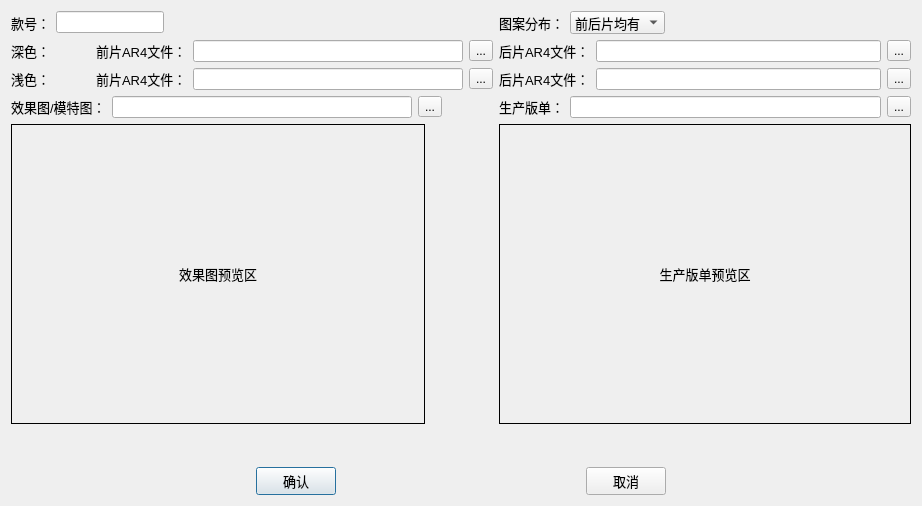
Qt form pages/dialog.ui (nizqleo/autoprint) before a commit.
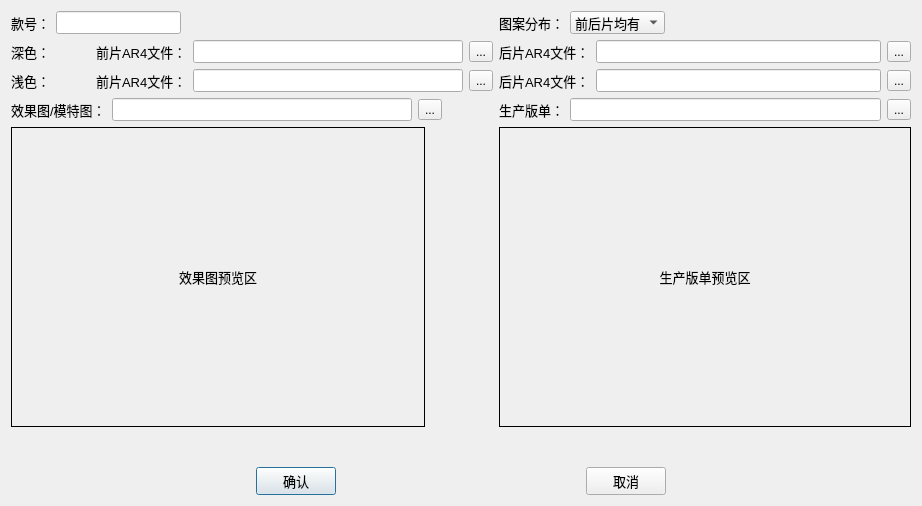
The same form after that commit.

```diff
--- a/pages/dialog.ui
+++ b/pages/dialog.ui
@@ -31,7 +31,13 @@
         </widget>
        </item>
        <item>
-        <widget class="QLineEdit" name="Pattern_lineEdit"/>
+        <widget class="QLineEdit" name="Pattern_lineEdit">
+         <property name="font">
+          <font>
+           <pointsize>10</pointsize>
+          </font>
+         </property>
+        </widget>
        </item>
        <item>
         <widget class="QLabel" name="label_error">
@@ -102,9 +108,9 @@
          <property name="font">
           <font>
            <pointsize>10</pointsize>
-           <weight>75</weight>
-           <bold>true</bold>
-           <underline>true</underline>
+           <weight>50</weight>
+           <bold>false</bold>
+           <underline>false</underline>
           </font>
          </property>
          <property name="frameShape">
@@ -164,6 +170,11 @@
            <height>0</height>
           </size>
          </property>
+         <property name="font">
+          <font>
+           <pointsize>10</pointsize>
+          </font>
+         </property>
         </widget>
        </item>
        <item>
@@ -190,7 +201,13 @@
         </widget>
        </item>
        <item>
-        <widget class="QLineEdit" name="DB_lineEdit"/>
+        <widget class="QLineEdit" name="DB_lineEdit">
+         <property name="font">
+          <font>
+           <pointsize>10</pointsize>
+          </font>
+         </property>
+        </widget>
        </item>
        <item>
         <widget class="QToolButton" name="DBtool_button">
@@ -248,6 +265,11 @@
            <height>0</height>
           </size>
          </property>
+         <property name="font">
+          <font>
+           <pointsize>10</pointsize>
+          </font>
+         </property>
         </widget>
        </item>
        <item>
@@ -276,7 +298,13 @@
           </widget>
          </item>
          <item>
-          <widget class="QLineEdit" name="LB_lineEdit"/>
+          <widget class="QLineEdit" name="LB_lineEdit">
+           <property name="font">
+            <font>
+             <pointsize>10</pointsize>
+            </font>
+           </property>
+          </widget>
          </item>
          <item>
           <widget class="QToolButton" name="LBtool_button">
@@ -311,6 +339,11 @@
            <height>0</height>
           </size>
          </property>
+         <property name="font">
+          <font>
+           <pointsize>10</pointsize>
+          </font>
+         </property>
         </widget>
        </item>
        <item>
@@ -337,7 +370,13 @@
         </widget>
        </item>
        <item>
-        <widget class="QLineEdit" name="Pimage_lineEdit"/>
+        <widget class="QLineEdit" name="Pimage_lineEdit">
+         <property name="font">
+          <font>
+           <pointsize>10</pointsize>
+          </font>
+         </property>
+        </widget>
        </item>
        <item>
         <widget class="QToolButton" name="Pimage_toolButton">
```
